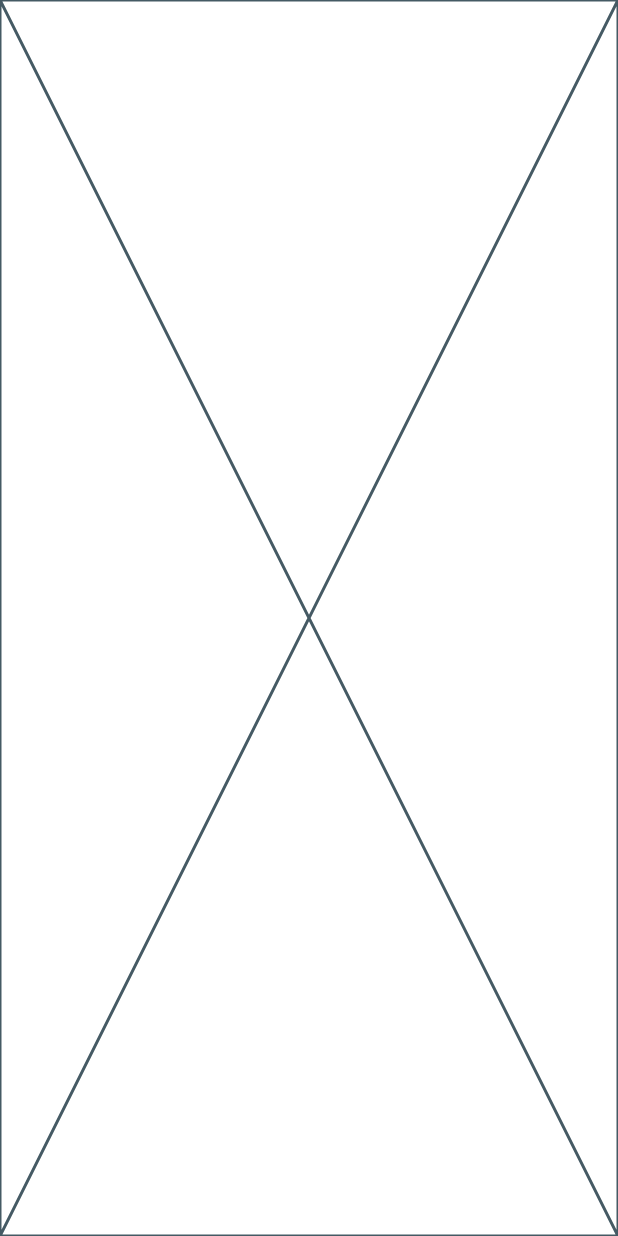
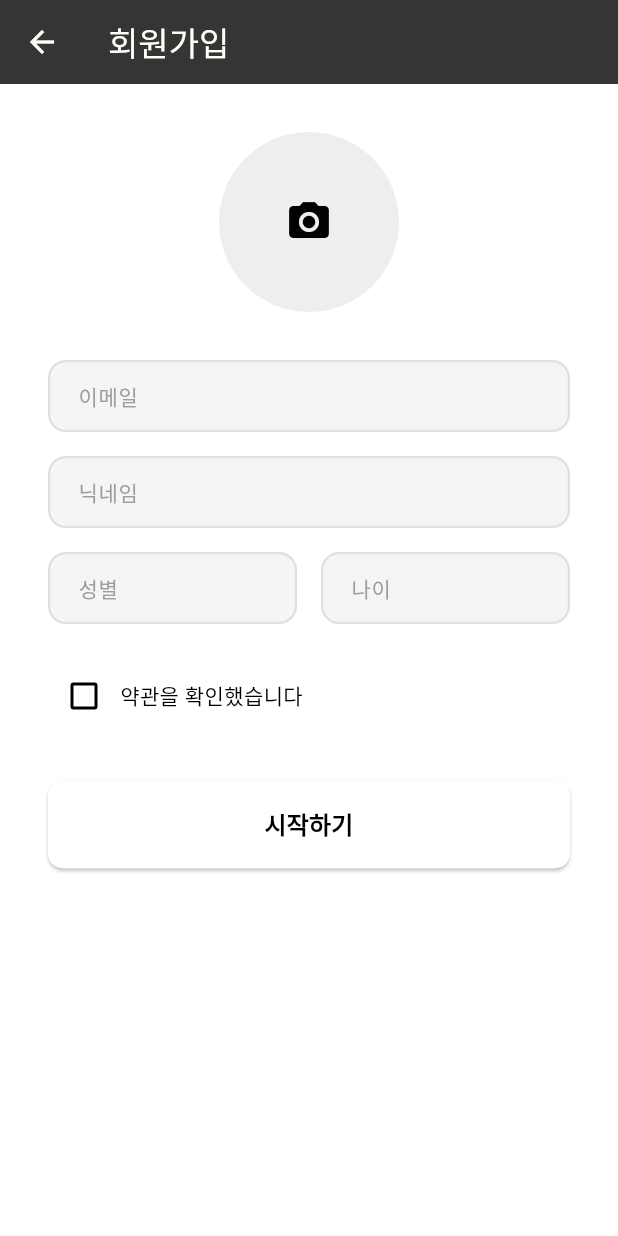
Before and after one commit to junglesub/moapp-toto, a Flutter app: the LandingPage screen opened by its route, after a tap on "구글로 계속", on a phone screen of 412 x 824 dp. Run offline on Flutter 3.47's test engine with Material 3 defaults, Android fonts, the phone set to English and light mode, and no system bars; our stand-ins replace animated_text_kit, image_picker; missing offline and left inert: flutter_animated_button.

Commit message:
feat: signup page

```diff
--- a/lib/screens/landing/landing_screen.dart
+++ b/lib/screens/landing/landing_screen.dart
@@ -39,6 +39,7 @@ class LandingPage extends StatelessWidget {
                 CustomFullWidthButton(
                     label: "구글로 계속",
                     height: 59,
+                    padding: 48,
                     onPressed: () {
                       Navigator.pushNamed(context, '/signIn');
                     }),
--- a/lib/screens/signIn/signIn_screen.dart
+++ b/lib/screens/signIn/signIn_screen.dart
@@ -1,10 +1,77 @@
 import 'package:flutter/material.dart';
+import 'package:moapp_toto/widgets/custom_full_button.dart';
+import 'package:moapp_toto/widgets/my_text_field.dart';
 
 class SignInPage extends StatelessWidget {
   const SignInPage({super.key});
 
   @override
   Widget build(BuildContext context) {
-    return const Placeholder();
+    return Scaffold(
+      appBar: AppBar(
+        title: const Text('회원가입'),
+      ),
+      body: SingleChildScrollView(
+        padding: const EdgeInsets.all(32.0),
+        child: Column(
+          crossAxisAlignment: CrossAxisAlignment.center,
+          children: [
+            Stack(
+              alignment: Alignment.center,
+              children: [
+                CircleAvatar(
+                  radius: 60,
+                  backgroundColor: Colors.grey.shade200,
+                ),
+                IconButton(
+                  icon: const Icon(Icons.camera_alt,
+                      size: 32, color: Colors.black),
+                  onPressed: () {
+                    // TODO: Photo Button
+                  },
+                ),
+              ],
+            ),
+            const SizedBox(height: 32),
+            // 이메일
+            MyTextField(label: '이메일'),
+            const SizedBox(height: 16),
+            // 닉네임
+            MyTextField(label: '닉네임'),
+            const SizedBox(height: 16),
+            // 성별 및 나이
+            Row(
+              children: [
+                Expanded(child: MyTextField(label: '성별')),
+                const SizedBox(width: 16),
+                Expanded(child: MyTextField(label: '나이')),
+              ],
+            ),
+            const SizedBox(height: 24),
+            Row(
+              children: [
+                Checkbox(
+                  value: false,
+                  onChanged: (bool? value) {
+                    // TODO: 약관 추가
+                  },
+                ),
+                const Text(
+                  '약관을 확인했습니다',
+                  style: TextStyle(fontSize: 14),
+                ),
+              ],
+            ),
+            const SizedBox(height: 32),
+            CustomFullWidthButton(
+                label: "시작하기",
+                height: 59,
+                onPressed: () {
+                  Navigator.pushNamed(context, '/signIn');
+                }),
+          ],
+        ),
+      ),
+    );
   }
 }
--- a/lib/widgets/custom_full_button.dart
+++ b/lib/widgets/custom_full_button.dart
@@ -5,18 +5,20 @@ class CustomFullWidthButton extends StatelessWidget {
   final String label;
   final VoidCallback onPressed;
   final double? height;
+  final double? padding;
 
-  const CustomFullWidthButton({
-    Key? key,
-    required this.label,
-    required this.onPressed,
-    this.height,
-  }) : super(key: key);
+  const CustomFullWidthButton(
+      {Key? key,
+      required this.label,
+      required this.onPressed,
+      this.height,
+      this.padding})
+      : super(key: key);
 
   @override
   Widget build(BuildContext context) {
     return Padding(
-      padding: const EdgeInsets.symmetric(horizontal: 48.0),
+      padding: EdgeInsets.symmetric(horizontal: (padding ?? 0)),
       child: SizedBox(
         width: double.infinity,
         height: height,
--- /dev/null
+++ b/lib/widgets/my_text_field.dart
@@ -0,0 +1,33 @@
+import 'package:flutter/material.dart';
+
+class MyTextField extends StatelessWidget {
+  final String label;
+
+  const MyTextField({super.key, required this.label});
+
+  @override
+  Widget build(BuildContext context) {
+    return TextField(
+      decoration: InputDecoration(
+        labelText: label,
+        labelStyle: const TextStyle(fontSize: 14, color: Colors.grey),
+        filled: true,
+        fillColor: Colors.grey.shade100,
+        border: OutlineInputBorder(
+          borderRadius: BorderRadius.circular(12),
+          borderSide: BorderSide.none,
+        ),
+        contentPadding:
+            const EdgeInsets.symmetric(horizontal: 16, vertical: 12),
+        enabledBorder: OutlineInputBorder(
+          borderRadius: BorderRadius.circular(12),
+          borderSide: BorderSide(color: Colors.grey.shade300, width: 1.5),
+        ),
+        focusedBorder: OutlineInputBorder(
+          borderRadius: BorderRadius.circular(12),
+          borderSide: const BorderSide(color: Colors.blueAccent, width: 2),
+        ),
+      ),
+    );
+  }
+}
```
